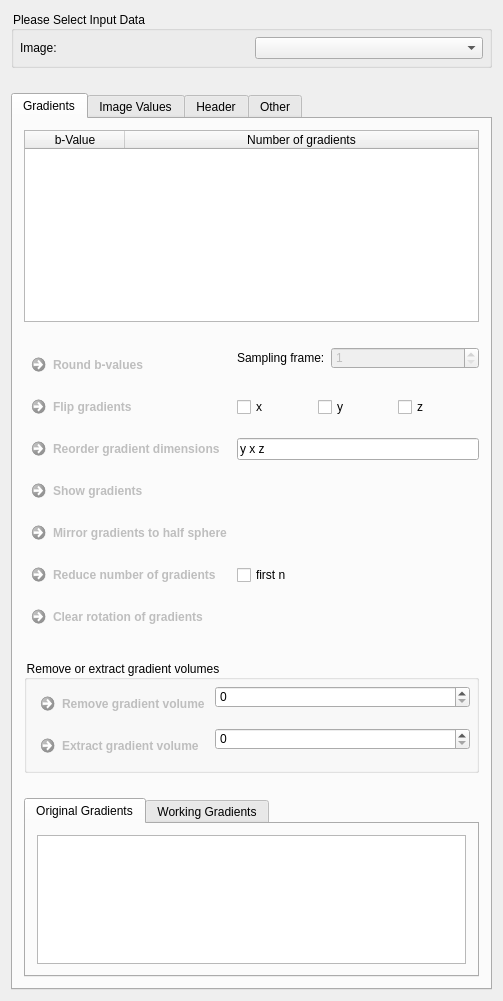
This is Plugins/org.mitk.gui.qt.diffusionimaging.preprocessing/src/internal/QmitkPreprocessingViewControls.ui in MIC-DKFZ/MITK-Diffusion as Qt 5 draws it before an edit. The edited form follows.
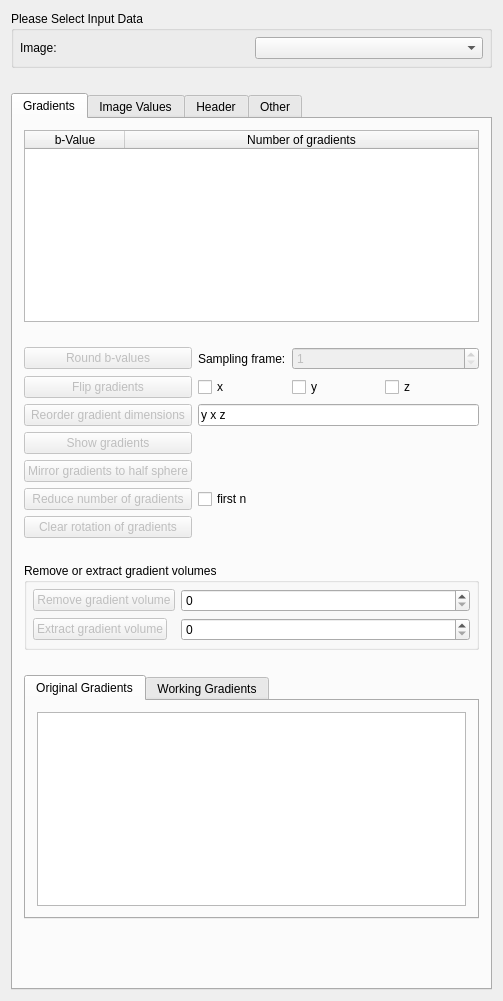
This is the edited form. Custom widgets are drawn as their Qt base class.

Commit message: Use theme-conform buttons and styles in views

```diff
--- a/Plugins/org.mitk.gui.qt.diffusionimaging.preprocessing/src/internal/QmitkPreprocessingViewControls.ui
+++ b/Plugins/org.mitk.gui.qt.diffusionimaging.preprocessing/src/internal/QmitkPreprocessingViewControls.ui
@@ -25,15 +25,6 @@
   <property name="autoFillBackground">
    <bool>true</bool>
   </property>
-  <property name="styleSheet">
-   <string>QCommandLinkButton:disabled {
-  border: none;
-}
-
-QGroupBox {
-  background-color: transparent;
-}</string>
-  </property>
   <layout class="QGridLayout" name="gridLayout_18">
    <property name="verticalSpacing">
     <number>25</number>
@@ -110,7 +101,7 @@
            <number>6</number>
           </property>
           <item row="0" column="0">
-           <widget class="QCommandLinkButton" name="m_RemoveGradientButton">
+           <widget class="QPushButton" name="m_RemoveGradientButton">
             <property name="enabled">
              <bool>false</bool>
             </property>
@@ -123,7 +114,7 @@
            <widget class="QSpinBox" name="m_RemoveGradientBox"/>
           </item>
           <item row="1" column="0">
-           <widget class="QCommandLinkButton" name="m_ExtractGradientButton">
+           <widget class="QPushButton" name="m_ExtractGradientButton">
             <property name="enabled">
              <bool>false</bool>
             </property>
@@ -163,7 +154,7 @@
            <number>6</number>
           </property>
           <item row="9" column="0">
-           <widget class="QCommandLinkButton" name="m_ReduceGradientsButton">
+           <widget class="QPushButton" name="m_ReduceGradientsButton">
             <property name="enabled">
              <bool>false</bool>
             </property>
@@ -266,7 +257,7 @@
            </widget>
           </item>
           <item row="7" column="0">
-           <widget class="QCommandLinkButton" name="m_MirrorGradientToHalfSphereButton">
+           <widget class="QPushButton" name="m_MirrorGradientToHalfSphereButton">
             <property name="enabled">
              <bool>false</bool>
             </property>
@@ -285,7 +276,7 @@
            </widget>
           </item>
           <item row="4" column="0">
-           <widget class="QCommandLinkButton" name="m_FlipGradientsButton">
+           <widget class="QPushButton" name="m_FlipGradientsButton">
             <property name="enabled">
              <bool>false</bool>
             </property>
@@ -304,7 +295,7 @@
            </widget>
           </item>
           <item row="3" column="0">
-           <widget class="QCommandLinkButton" name="m_CreateLengthCorrectedDwi">
+           <widget class="QPushButton" name="m_CreateLengthCorrectedDwi">
             <property name="enabled">
              <bool>false</bool>
             </property>
@@ -314,7 +305,7 @@
            </widget>
           </item>
           <item row="6" column="0">
-           <widget class="QCommandLinkButton" name="m_ShowGradientsButton">
+           <widget class="QPushButton" name="m_ShowGradientsButton">
             <property name="enabled">
              <bool>false</bool>
             </property>
@@ -343,7 +334,7 @@
            </widget>
           </item>
           <item row="10" column="0">
-           <widget class="QCommandLinkButton" name="m_ClearRotationButton">
+           <widget class="QPushButton" name="m_ClearRotationButton">
             <property name="enabled">
              <bool>false</bool>
             </property>
@@ -362,7 +353,7 @@
            </widget>
           </item>
           <item row="5" column="0">
-           <widget class="QCommandLinkButton" name="m_SwapGradientsButton">
+           <widget class="QPushButton" name="m_SwapGradientsButton">
             <property name="enabled">
              <bool>false</bool>
             </property>
```
Left out of the diff: 16 changed lines with no effect on the pictures. The commit also changes 36 other files.
